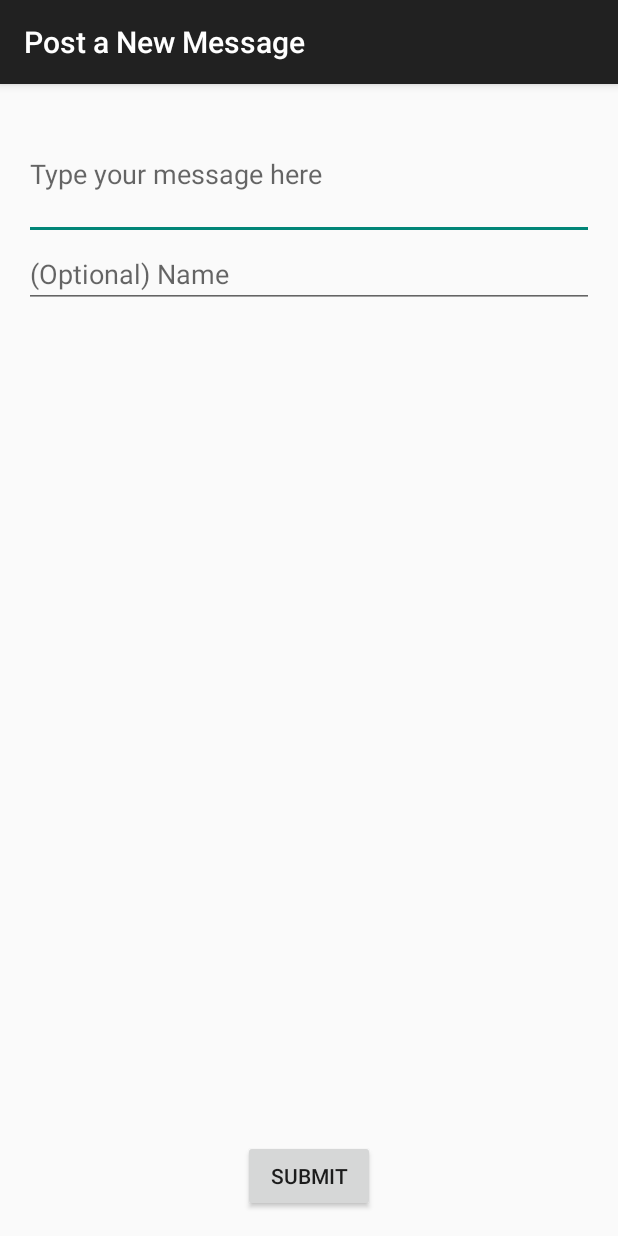
After one commit to mitchellw/AndroidWorkshop, an Android app: the PostMessageActivity screen opened directly, with no data from a screen before it, on a phone screen of 412 x 824 dp. The commit adds this screen. Run offline under Robolectric (Android 15) with nearby library versions, the phone set to English and light mode, and no system bars.

Commit message:
Added post message activity + layout.

```diff
--- a/app/src/main/AndroidManifest.xml
+++ b/app/src/main/AndroidManifest.xml
@@ -19,6 +19,10 @@
                 <category android:name="android.intent.category.LAUNCHER" />
             </intent-filter>
         </activity>
+        <activity
+            android:name="me.wilsonmitchell.yakyik.PostMessageActivity"
+            android:label="@string/title_activity_post_message" >
+        </activity>
     </application>
 
 </manifest>
--- /dev/null
+++ b/app/src/main/java/me/wilsonmitchell/yakyik/PostMessageActivity.java
@@ -0,0 +1,22 @@
+package me.wilsonmitchell.yakyik;
+
+import android.support.v7.app.ActionBarActivity;
+import android.os.Bundle;
+import android.view.Menu;
+import android.view.MenuItem;
+import android.view.View;
+
+
+public class PostMessageActivity extends ActionBarActivity {
+
+    @Override
+    protected void onCreate(Bundle savedInstanceState) {
+        super.onCreate(savedInstanceState);
+        setContentView(R.layout.activity_post_message);
+    }
+
+
+    public void onSubmitButton(View v) {
+
+    }
+}
--- /dev/null
+++ b/app/src/main/res/layout/activity_post_message.xml
@@ -0,0 +1,36 @@
+<RelativeLayout xmlns:android="http://schemas.android.com/apk/res/android"
+    xmlns:tools="http://schemas.android.com/tools"
+    android:layout_width="match_parent"
+    android:layout_height="match_parent"
+    android:paddingLeft="@dimen/activity_horizontal_margin"
+    android:paddingRight="@dimen/activity_horizontal_margin"
+    android:paddingTop="@dimen/activity_vertical_margin"
+    android:paddingBottom="@dimen/activity_vertical_margin"
+    tools:context="me.wilsonmitchell.yakyik.PostMessageActivity">
+
+    <EditText
+        android:layout_width="fill_parent"
+        android:layout_height="wrap_content"
+        android:inputType="textMultiLine"
+        android:ems="10"
+        android:id="@+id/messageEditText"
+        android:hint="@string/message_hint"
+        android:minLines="3" />
+
+    <EditText
+        android:layout_width="fill_parent"
+        android:layout_height="wrap_content"
+        android:id="@+id/authorEditText"
+        android:layout_below="@+id/messageEditText"
+        android:layout_centerHorizontal="true"
+        android:hint="@string/author_hint" />
+
+    <Button
+        android:layout_width="wrap_content"
+        android:layout_height="wrap_content"
+        android:text="@string/submit_label"
+        android:id="@+id/submitButton"
+        android:layout_alignParentBottom="true"
+        android:layout_centerHorizontal="true"
+        android:onClick="onSubmitClicked" />
+</RelativeLayout>
--- /dev/null
+++ b/app/src/main/res/menu/post_message.xml
@@ -0,0 +1,9 @@
+<menu xmlns:android="http://schemas.android.com/apk/res/android"
+    xmlns:app="http://schemas.android.com/apk/res-auto"
+    xmlns:tools="http://schemas.android.com/tools"
+    tools:context="me.wilsonmitchell.yakyik.PostMessageActivity" >
+    <item android:id="@+id/action_settings"
+        android:title="@string/action_settings"
+        android:orderInCategory="100"
+        app:showAsAction="never" />
+</menu>
--- a/app/src/main/res/values/strings.xml
+++ b/app/src/main/res/values/strings.xml
@@ -9,5 +9,9 @@
     <string name="default_score">0</string>
     <string name="downvote_label">Downvote</string>
     <string name="default_posted_time">Posted now</string>
+    <string name="title_activity_post_message">Post a New Message</string>
+    <string name="message_hint">Type your message here</string>
+    <string name="author_hint">(Optional) Name</string>
+    <string name="submit_label">Submit</string>
 
 </resources>
```
